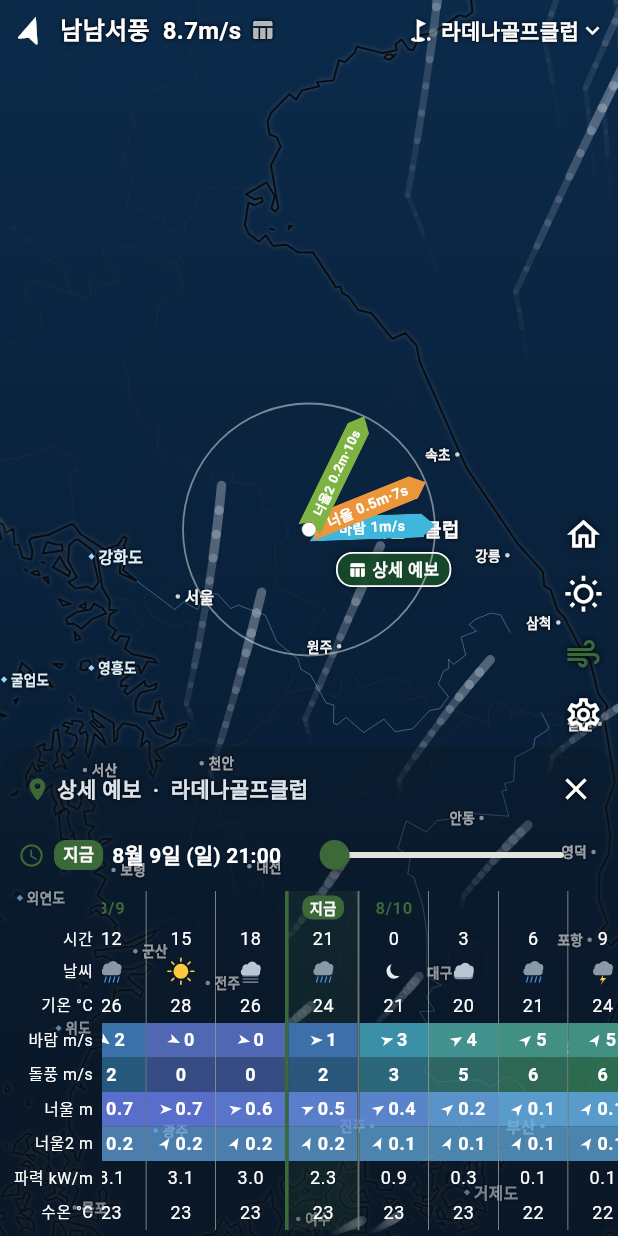
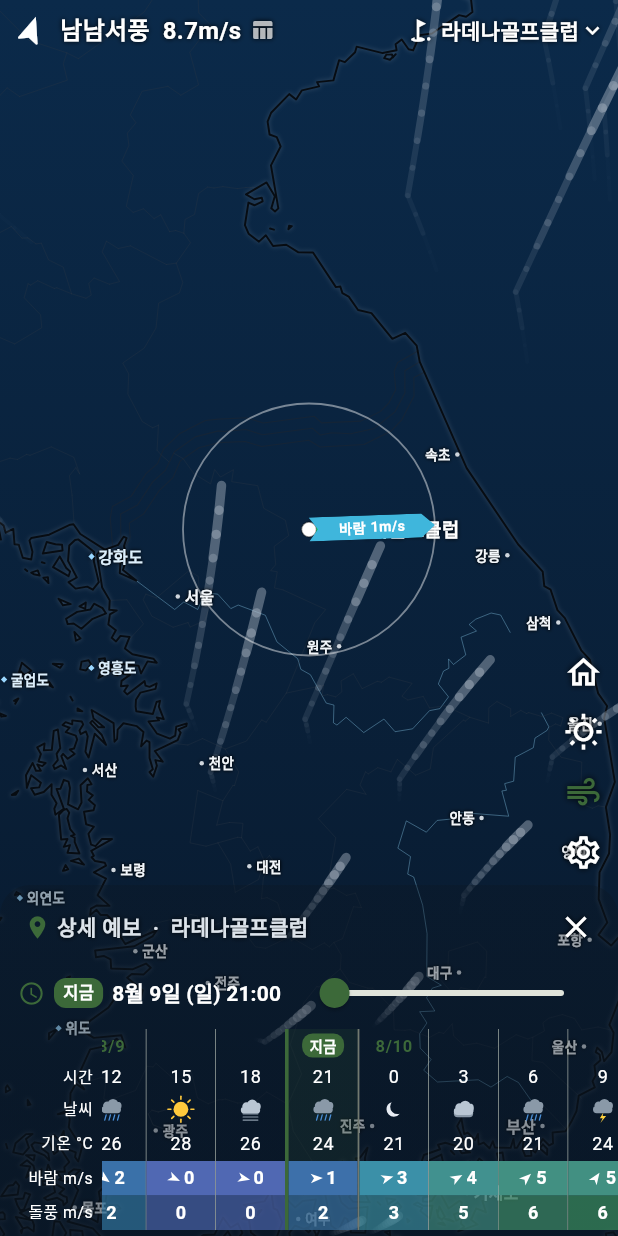
Before and after one commit to bisan74-lab/gov_data_mobile, a Flutter app: the WeatherScreen screen opened directly, after a tap on "라데나골프클럽", on a phone screen of 412 x 824 dp. Run offline on Flutter 3.47's test engine with Material 3 defaults, Android fonts, the phone set to English and light mode, and no system bars; our stand-ins replace flutter_riverpod, geolocator, shared_preferences; accounts and stored records are empty; network calls fail.

```diff
--- a/lib/features/golf/presentation/widgets/golf_marker_layer.dart
+++ b/lib/features/golf/presentation/widgets/golf_marker_layer.dart
@@ -34,6 +34,7 @@ class GolfMarkerLayer extends StatelessWidget {
     required this.scale,
     required this.selected,
     this.onTap,
+    this.showDetailButton = true,
   });
 
   final MapProjection projection;
@@ -44,6 +45,11 @@ class GolfMarkerLayer extends StatelessWidget {
 
   /// 마커(초록 점 + 이름) 또는 그 아래 상세 예보 버튼 탭 시 호출.
   final VoidCallback? onTap;
+
+  /// 이름 아래 "상세 예보" 버튼을 보일지. **상세 예보가 이미 열려 있으면
+  /// false**로 넘겨 숨긴다 — 보고 있는 화면으로 또 들어가라고 권하는 꼴이라
+  /// 지도만 가린다. 이름 탭은 그대로 열려 있어 동작이 사라지진 않는다.
+  final bool showDetailButton;
 
   /// 이름 라벨 글자 크기·점 지름·세로 여백(이름 행 높이 계산에 쓴다).
   static const double _nameFontSize = 12.5;
@@ -147,6 +153,8 @@ class GolfMarkerLayer extends StatelessWidget {
         ),
         // 이름 바로 아래 상세 예보 버튼. 같은 앵커에서 이름 행 높이만큼만
         // 내려 그려, 초록 점의 지리 위치는 그대로 유지된다.
+        // 상세 예보가 이미 열려 있으면 그리지 않는다([showDetailButton]).
+        if (showDetailButton)
           Positioned(
             left: o.dx,
             top: o.dy,
@@ -154,7 +162,10 @@ class GolfMarkerLayer extends StatelessWidget {
               scale: 1 / scale,
               alignment: Alignment.topLeft,
               child: Transform.translate(
-              offset: Offset(_detailButtonIndent, _nameRowHalfHeight(context)),
+                offset: Offset(
+                  _detailButtonIndent,
+                  _nameRowHalfHeight(context),
+                ),
                 child: GestureDetector(
                   key: golfMarkerDetailButtonKey,
                   behavior: HitTestBehavior.opaque,
--- a/lib/features/weather/presentation/weather_screen.dart
+++ b/lib/features/weather/presentation/weather_screen.dart
@@ -895,6 +895,9 @@ class _WindMapAreaState extends State<_WindMapArea> {
                     scale: _scale,
                     selected: _selectedCourse(),
                     onTap: widget.onOpenDetail,
+                    // 상세 예보를 이미 보고 있으면 "상세 예보" 버튼을 숨긴다
+                    // (지도만 가릴 뿐이다). 이름 탭은 그대로 살아 있다.
+                    showDetailButton: widget.forecastPoint == null,
                   ),
                   // 상세 예보 표가 열려 있으면 골프장 위치에 윈디식 방향
                   // 나침반(로즈)을 띄운다.
@@ -1288,10 +1291,13 @@ SeaLocation pointSeaLocation(double lat, double lon) {
   );
 }
 
-/// 선택 지점 위에 뜨는 윈디식 방향 나침반. 가운데 점을 중심으로 바람·너울·
-/// 너울2가 각자 진행 방향으로 뻗는 **가늘고 긴 색 막대**로 그리고, 글자를
-/// 막대 안에 넣어(작은 글씨) 막대끼리 가까워도 서로 가려지지 않게 한다.
-/// 지도를 확대해도 크기가 일정하도록 반대로 축소한다.
+/// 선택 지점 위에 뜨는 윈디식 방향 나침반. 가운데 점을 중심으로 바람이
+/// 진행 방향으로 뻗는 **가늘고 긴 색 막대**로 그리고, 글자를 막대 안에
+/// 넣어(작은 글씨) 읽히게 한다. 지도를 확대해도 크기가 일정하도록 반대로
+/// 축소한다.
+///
+/// GOLF: 바다윈디 원본은 여기에 너울·너울2 막대도 그렸지만, 골프장은 모두
+/// 육지라 빼 뒀다(상세 예보 표에서 뺀 것과 같은 이유).
 class _ForecastRose extends StatelessWidget {
   const _ForecastRose({
     required this.scale,
@@ -1311,31 +1317,16 @@ class _ForecastRose extends StatelessWidget {
   static const Offset _c = Offset(_d / 2, _d / 2);
 
   static const _windC = Color(0xFF3FB6DC);
-  static const _swellC = Color(0xFFEB963A);
-  static const _swell2C = Color(0xFF7CB342);
 
   @override
   Widget build(BuildContext context) {
+    // GOLF: 바람 막대 하나만 그린다(너울·너울2는 육지라 제외).
     final bars = <({double dir, Color color, String label, String value})>[
       (
         dir: hour.windDirectionDeg,
         color: _windC,
         label: '바람',
         value: '${hour.windSpeedMs.round()}m/s',
-      ),
-      (
-        dir: hour.swellDirectionDeg,
-        color: _swellC,
-        label: '너울',
-        value:
-            '${hour.swellHeightM.toStringAsFixed(1)}m·${hour.swellPeriodS.round()}s',
-      ),
-      (
-        dir: hour.swell2DirectionDeg,
-        color: _swell2C,
-        label: '너울2',
-        value:
-            '${hour.swell2HeightM.toStringAsFixed(1)}m·${hour.swell2PeriodS.round()}s',
       ),
     ];
     return Positioned(
@@ -1817,17 +1808,11 @@ class _Meteogram extends StatelessWidget {
 
   @override
   Widget build(BuildContext context) {
-    const rows = [
-      '시간',
-      '날씨',
-      '기온 °C',
-      '바람 m/s',
-      '돌풍 m/s',
-      '너울 m',
-      '너울2 m',
-      '파력 kW/m',
-      '수온 °C',
-    ];
+    // GOLF: 너울·너울2·파력·수온은 **넣지 않는다**. 골프장은 모두 육지라
+    // 해양 항목이 의미가 없다(바다윈디에서 그대로 가져온 표라 원래 있었다).
+    // 되살리지 말 것 — 육지 좌표의 파고·수온은 근처 바다 격자에서 끌어온
+    // 값이라 그 골프장의 값처럼 오해만 준다.
+    const rows = ['시간', '날씨', '기온 °C', '바람 m/s', '돌풍 m/s'];
     // 단위(m/s 등)까지 잘리지 않도록 라벨 글씨를 조금 작게 한다.
     final labelStyle = Theme.of(
       context,
@@ -1919,8 +1904,6 @@ class _MeteogramColumn extends StatelessWidget {
     final scheme = Theme.of(context).colorScheme;
     final windC = windSpeedColor(hour.windSpeedMs);
     final gustC = windSpeedColor(hour.windGustMs);
-    final swellC = waveHeightColor(hour.swellHeightM);
-    final swell2C = waveHeightColor(hour.swell2HeightM);
     final isNight = hour.time.hour < 6 || hour.time.hour >= 19;
 
     Widget cell(
@@ -2045,18 +2028,9 @@ class _MeteogramColumn extends StatelessWidget {
               '${hour.windGustMs.round()}',
               bg: gustC.withValues(alpha: 0.65),
             ),
-            arrowCell(
-              hour.swellHeightM.toStringAsFixed(1),
-              hour.swellDirectionDeg,
-              bg: swellC.withValues(alpha: 0.85),
-            ),
-            arrowCell(
-              hour.swell2HeightM.toStringAsFixed(1),
-              hour.swell2DirectionDeg,
-              bg: swell2C.withValues(alpha: 0.7),
-            ),
-            cell(formatWavePower(hour.wavePowerKw)),
-            cell('${hour.waterTempC.round()}'),
+            // GOLF: 너울·너울2·파력·수온 칸은 빼 둔다(육지라 무의미) —
+            // 위 `rows` 라벨 목록과 **개수·순서가 반드시 같아야** 표가
+            // 어긋나지 않는다.
           ],
         ),
       ),
```
Also changed, not shown: 2 other files. Lines whose indentation alone changed are shown as unchanged.
